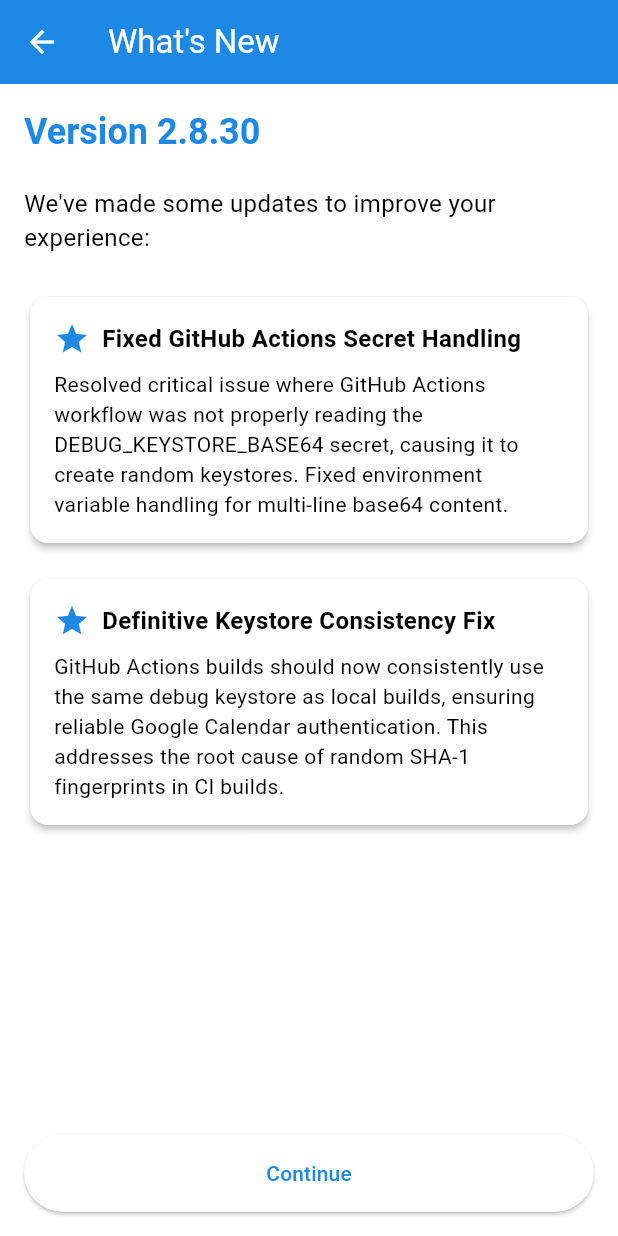
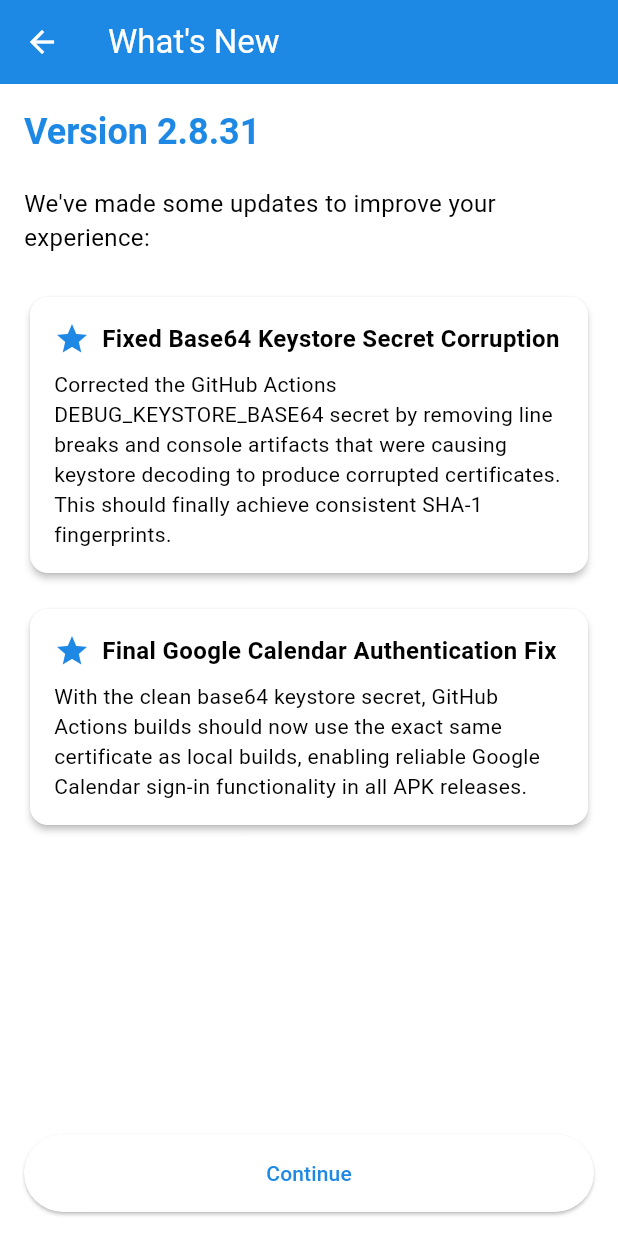
Before and after one commit to robertf670/spdrivercalendar, a Flutter app: the WhatsNewScreen screen opened by its route, on a phone screen of 412 x 824 dp. Run offline on Flutter 3.47's test engine with Material 3 defaults, Android fonts, the phone set to English and light mode, and no system bars; our stand-ins replace csv, file_picker, flutter_local_notifications, google_sign_in, googleapis_auth, package_info_plus and 4 more; missing offline and left inert: googleapis; accounts and stored records are empty; network calls fail.

Commit message:
Release v2.8.31 - Test corrected base64 keystore secret

```diff
--- a/lib/core/constants/changelog_data.dart
+++ b/lib/core/constants/changelog_data.dart
@@ -1,4 +1,14 @@
 final Map<String, List<Map<String, String>>> changelogData = {
+  '2.8.31': [
+    {
+      'title': 'Fixed Base64 Keystore Secret Corruption',
+      'description': 'Corrected the GitHub Actions DEBUG_KEYSTORE_BASE64 secret by removing line breaks and console artifacts that were causing keystore decoding to produce corrupted certificates. This should finally achieve consistent SHA-1 fingerprints.',
+    },
+    {
+      'title': 'Final Google Calendar Authentication Fix',
+      'description': 'With the clean base64 keystore secret, GitHub Actions builds should now use the exact same certificate as local builds, enabling reliable Google Calendar sign-in functionality in all APK releases.',
+    },
+  ],
   '2.8.30': [
     {
       'title': 'Fixed GitHub Actions Secret Handling',
--- a/pubspec.yaml
+++ b/pubspec.yaml
@@ -3,7 +3,7 @@ description: Calendar application for spare drivers.
 
 publish_to: 'none' # Remove this line if you wish to publish to pub.dev
 
-version: 2.8.30+1
+version: 2.8.31+1
 
 environment:
   sdk: ">=3.0.0 <4.0.0"
```
Also changed, not shown: 1 other file.
